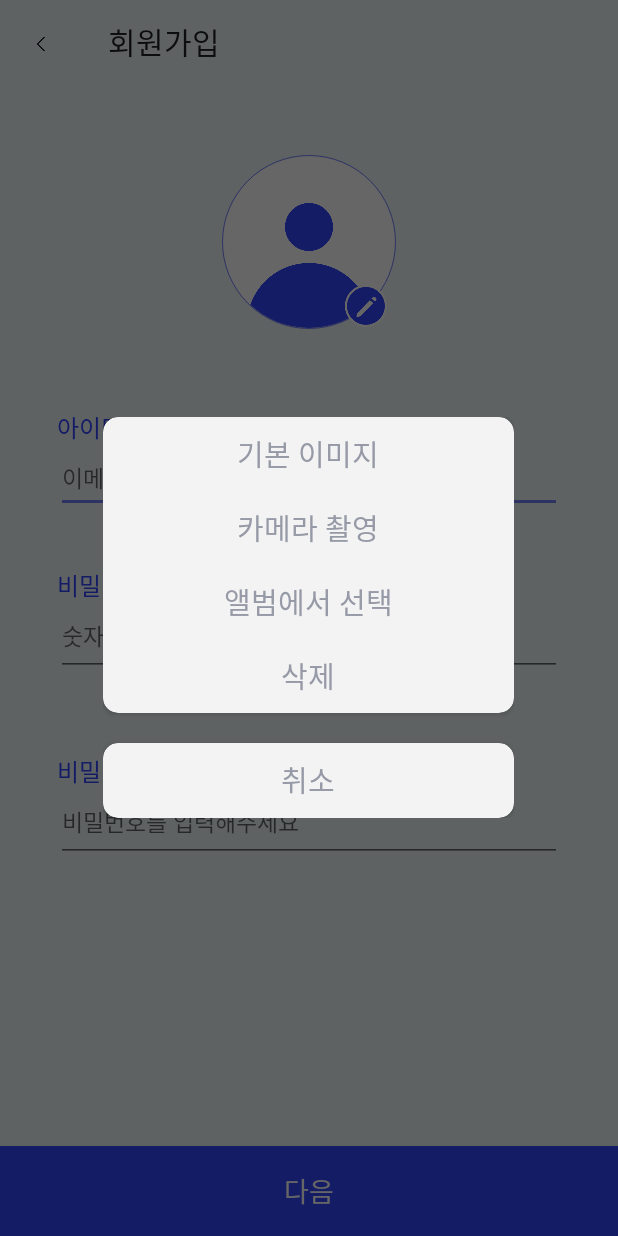
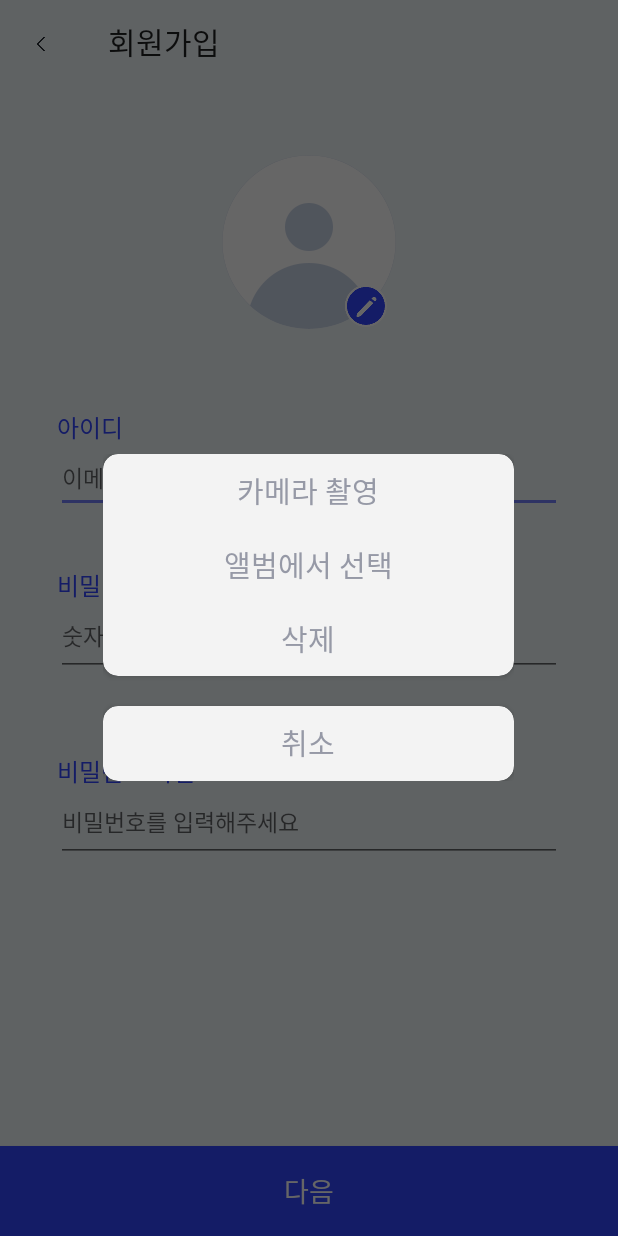
Before and after one commit to ChoiAhHyun/team05_android, an Android app: the SignUpActivity screen opened directly, with no data from a screen before it, after a tap on an icon or button, on a phone screen of 412 x 824 dp. Run offline under Robolectric (Android 15) with nearby library versions, the phone set to English and light mode, and no system bars; our stand-ins replace ButterKnife, CircleImageView; libraries missing offline, so code that uses them is left out: com.yanzhenjie.album, es.dmoral.toasty; pictures from the network do not load; 1 statement that could not run was skipped.

Commit message:
회원가입 프로필 사진 다이얼로그 완료 - ImageSelectModeDialog

```diff
--- a/app/src/main/java/com/yapp14th/yappapp/dialog/ImageSelectModeDialog.java
+++ b/app/src/main/java/com/yapp14th/yappapp/dialog/ImageSelectModeDialog.java
@@ -20,9 +20,6 @@ import butterknife.BindView;
 import butterknife.ButterKnife;
 
 public class ImageSelectModeDialog extends BaseDialog {
-
-    @BindView(R.id.default_image_btn)
-    TextView default_image_btn;
 
     @BindView(R.id.camera_btn)
     TextView camera_btn;
@@ -61,7 +58,6 @@ public class ImageSelectModeDialog extends BaseDialog {
 
     private void initialize() {
 
-        default_image_btn.setOnClickListener(onClickListener);
         camera_btn.setOnClickListener(onClickListener);
         album_btn.setOnClickListener(onClickListener);
         delete_image_btn.setOnClickListener(onClickListener);
@@ -71,8 +67,6 @@ public class ImageSelectModeDialog extends BaseDialog {
 
     private View.OnClickListener onClickListener = v -> {
         switch (v.getId()) {
-            case R.id.default_image_btn :
-                break;
             case R.id.camera_btn :
                 Album.camera(mContext)
                         .image()
@@ -111,6 +105,9 @@ public class ImageSelectModeDialog extends BaseDialog {
                         .start();
                 break;
             case R.id.delete_image_btn :
+                albumPath = null;
+                onDismissListener.onDismiss(ImageSelectModeDialog.this);
+                ImageSelectModeDialog.this.dismiss();
                 break;
             case R.id.cancel_btn :
                 this.dismiss();
--- a/app/src/main/java/com/yapp14th/yappapp/view/SignUpActivity.java
+++ b/app/src/main/java/com/yapp14th/yappapp/view/SignUpActivity.java
@@ -95,6 +95,9 @@ public class SignUpActivity extends BaseActivity {
             Album.getAlbumConfig()
                     .getAlbumLoader()
                     .load(profile_image, modeDialog.getAlbumPath());
+        }
+        else {
+            profile_image.setImageResource(R.drawable.profile_pic);
         }
     };
 
--- a/app/src/main/res/layout/activity_sign_up.xml
+++ b/app/src/main/res/layout/activity_sign_up.xml
@@ -23,14 +23,11 @@
             android:layout_marginTop="43dp">
 
         <de.hdodenhof.circleimageview.CircleImageView
-                xmlns:app="http://schemas.android.com/apk/res-auto"
                 android:id="@+id/profile_image"
                 android:layout_width="116dp"
                 android:layout_height="116dp"
                 android:layout_centerInParent="true"
-                android:src="@drawable/profile_pic"
-                app:civ_border_width="0.5dp"
-                app:civ_border_color="#7380fb"/>
+                android:src="@drawable/profile_pic"/>
 
         <ImageView
                 android:id="@+id/profile_add_btn"
--- a/app/src/main/res/layout/dialog_image_selectmode.xml
+++ b/app/src/main/res/layout/dialog_image_selectmode.xml
@@ -17,17 +17,6 @@
                 android:layout_height="match_parent"
                 android:gravity="center_vertical"
                 android:orientation="vertical">
-
-            <TextView
-                    android:id="@+id/default_image_btn"
-                    android:layout_width="match_parent"
-                    android:layout_height="49sp"
-                    android:textSize="19sp"
-                    android:gravity="center"
-                    android:background="?android:attr/selectableItemBackground"
-                    android:textColor="@color/color_9699a6"
-                    android:lineSpacingExtra="2sp"
-                    android:text="기본 이미지"/>
 
             <TextView
                     android:id="@+id/camera_btn"
```
Also changed, not shown: app/src/main/res/drawable-hdpi/profile_pic.png, app/src/main/res/drawable-mdpi/profile_pic.png, app/src/main/res/drawable-xhdpi/profile_pic.png, app/src/main/res/drawable-xxhdpi/profile_pic.png, app/src/main/res/drawable-xxxhdpi/profile_pic.png.
